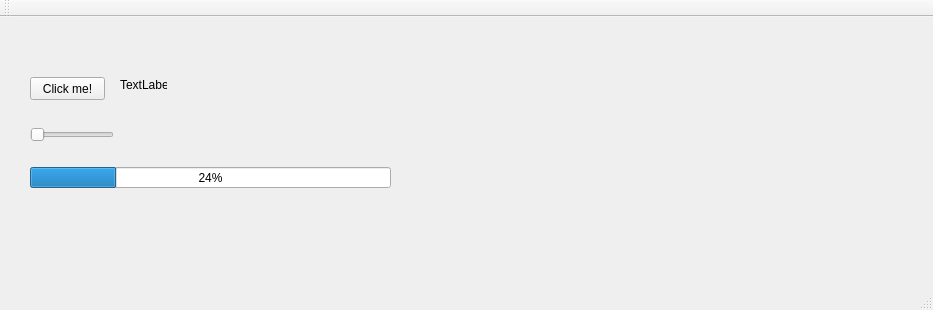
Above: QT_APP/mainwindow.ui from phamhoangbl/qttut before the change. Below: the same form after it.
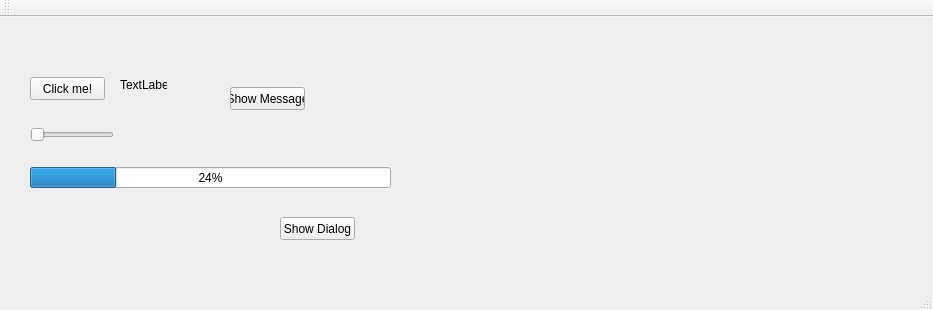
That is the form after the change.

Patch:
```diff
--- a/QT_APP/mainwindow.ui
+++ b/QT_APP/mainwindow.ui
@@ -66,6 +66,32 @@
      <string>TextLabel</string>
     </property>
    </widget>
+   <widget class="QPushButton" name="messageBox">
+    <property name="geometry">
+     <rect>
+      <x>230</x>
+      <y>70</y>
+      <width>75</width>
+      <height>23</height>
+     </rect>
+    </property>
+    <property name="text">
+     <string>Show Message</string>
+    </property>
+   </widget>
+   <widget class="QPushButton" name="dialog">
+    <property name="geometry">
+     <rect>
+      <x>280</x>
+      <y>200</y>
+      <width>75</width>
+      <height>23</height>
+     </rect>
+    </property>
+    <property name="text">
+     <string>Show Dialog</string>
+    </property>
+   </widget>
   </widget>
   <widget class="QMenuBar" name="menuBar">
    <property name="geometry">
```
